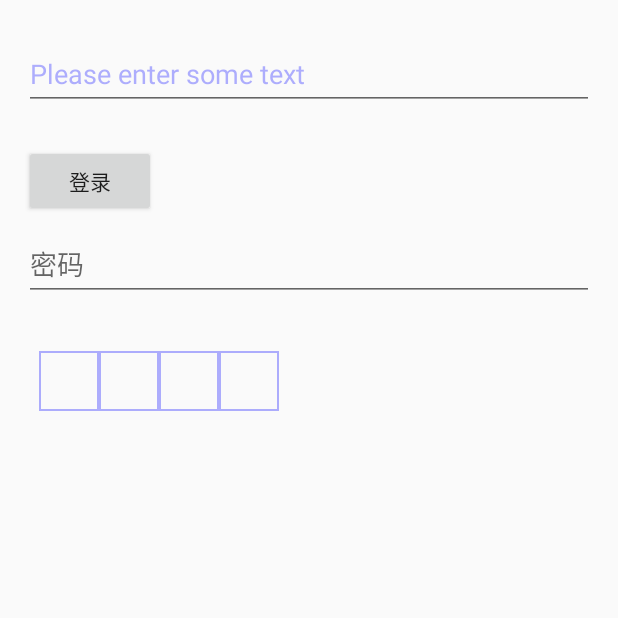
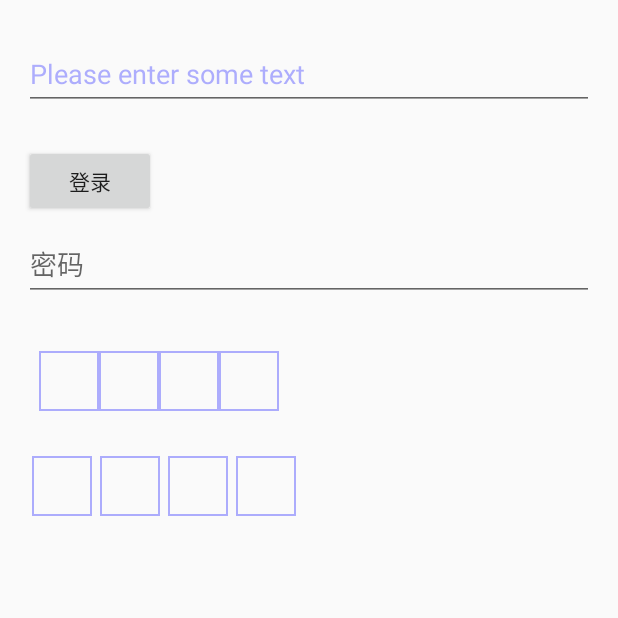
Before and after one commit to wang869755676/TextInputLayout-master, an Android app: the screen it shows after launch (MainActivity), on a phone screen of 412 x 824 dp, the top half of it. Run offline under Robolectric (Android 15) with nearby library versions, the phone set to English and light mode, and no system bars.

Commit message:
封装输入框

```diff
--- a/app/src/main/AndroidManifest.xml
+++ b/app/src/main/AndroidManifest.xml
@@ -10,7 +10,8 @@
         android:theme="@style/AppTheme">
         <activity
             android:name=".MainActivity"
-      android:label="@string/app_name">
+            android:label="@string/app_name"
+           >
             <intent-filter>
                 <action android:name="android.intent.action.MAIN" />
 
--- a/app/src/main/java/com/stylingandroid/textinputlayout/PasswordEditText.java
+++ b/app/src/main/java/com/stylingandroid/textinputlayout/PasswordEditText.java
@@ -1,7 +1,16 @@
 package com.stylingandroid.textinputlayout;
 
 import android.content.Context;
+import android.content.res.TypedArray;
+import android.text.Editable;
+import android.text.InputFilter;
+import android.text.InputType;
+import android.text.TextWatcher;
 import android.util.AttributeSet;
+import android.view.Gravity;
+import android.view.KeyEvent;
+import android.view.View;
+import android.widget.EditText;
 import android.widget.LinearLayout;
 
 /**
@@ -9,15 +18,117 @@ import android.widget.LinearLayout;
  */
 
 public class PasswordEditText extends LinearLayout {
+    private int num;
+    private int backDrawableRes;
+    private int width;
+    private int space;
+    private LinearLayout.LayoutParams params;
+    private EditText[] texts;
+
     public PasswordEditText(Context context) {
         super(context);
+        init(context, null);
     }
 
     public PasswordEditText(Context context, AttributeSet attrs, int defStyleAttr) {
         super(context, attrs, defStyleAttr);
+        init(context, attrs);
     }
 
     public PasswordEditText(Context context, AttributeSet attrs) {
         super(context, attrs);
+        init(context, attrs);
     }
+
+    private void init(Context context, AttributeSet attrs) {
+        if (attrs != null) {
+            TypedArray typedArray = context.obtainStyledAttributes(attrs, R.styleable.PasswordEditText);
+            backDrawableRes = typedArray.getResourceId(R.styleable.PasswordEditText_backDrawable, -1);
+            width = typedArray.getDimensionPixelSize(R.styleable.PasswordEditText_squareWidth, getResources().getDimensionPixelSize(R.dimen.default_width));
+            space = typedArray.getDimensionPixelSize(R.styleable.PasswordEditText_squareWidth, getResources().getDimensionPixelSize(R.dimen.default_space));
+            num = typedArray.getInteger(R.styleable.PasswordEditText_num, 4);
+            typedArray.recycle();
+
+        }
+        initView(context);
+    }
+
+    private void initView(Context context) {
+        EditText tempEditText = null;
+        texts = new EditText[num];
+        params = new LayoutParams(width, width);
+        for (int i = 0; i < num; i++) {
+            final int finalJ = i;
+            if (i > 0 && i < num - 1) {
+                params.leftMargin = space;
+            }
+            tempEditText = new EditText(context);
+            tempEditText.setLayoutParams(params);
+           // tempEditText.setCursorVisible(false);
+            tempEditText.setFilters(new InputFilter[]{new InputFilter.LengthFilter(1)}); //最大输入长度
+            tempEditText.setInputType(InputType.TYPE_CLASS_NUMBER);
+            if (backDrawableRes != -1) {
+                tempEditText.setBackgroundResource(backDrawableRes);
+            } else {
+                tempEditText.setBackgroundResource(R.drawable.line);
+            }
+
+            tempEditText.setGravity(Gravity.CENTER);
+            texts[i] = tempEditText;
+            texts[finalJ].addTextChangedListener(new TextWatcher() {
+                @Override
+                public void beforeTextChanged(CharSequence charSequence, int i, int i1, int i2) {
+
+                }
+
+                @Override
+                public void onTextChanged(CharSequence charSequence, int i, int i1, int i2) {
+
+                }
+
+                @Override
+                public void afterTextChanged(Editable editable) {
+                    if (editable.length() == 1 && finalJ < num - 1 && texts[finalJ + 1] != null) {
+                        texts[finalJ + 1].setFocusable(true);
+                        texts[finalJ + 1].setFocusableInTouchMode(true);
+                        texts[finalJ + 1].requestFocus();
+                    } else if (editable.length() == 0 && finalJ > 0 && texts[finalJ - 1] != null) {
+                        texts[finalJ - 1].setFocusable(true);
+                        texts[finalJ - 1].setFocusableInTouchMode(true);
+                        texts[finalJ - 1].requestFocus();
+                    }
+                }
+            });
+
+            texts[finalJ].setOnKeyListener(new View.OnKeyListener() {
+                @Override
+                public boolean onKey(View view, int keyCode, KeyEvent keyEvent) {
+                    if (keyCode == KeyEvent.KEYCODE_DEL) {
+                        if (texts[finalJ].getText().length() == 0 && finalJ > 0 && texts[finalJ - 1] != null) {
+                            texts[finalJ - 1].setFocusable(true);
+                            texts[finalJ - 1].setFocusableInTouchMode(true);
+                            texts[finalJ - 1].requestFocus();
+                            texts[finalJ - 1].setText("");
+                        }
+                    }
+                    return false;
+                }
+            });
+            if (finalJ == 0) {
+                texts[finalJ ].setFocusable(true);
+                texts[finalJ ].setFocusableInTouchMode(true);
+                texts[finalJ ].requestFocus();
+            }
+            addView(texts[finalJ]);
+        }
+    }
+
+    public String getText() {
+        StringBuilder stringBuilder = new StringBuilder();
+        for (int i = 0; i < num; i++) {
+            stringBuilder.append(texts[i].getText().toString());
+        }
+        return stringBuilder.toString();
+    }
+
 }
--- a/app/src/main/res/layout/activity_main.xml
+++ b/app/src/main/res/layout/activity_main.xml
@@ -27,10 +27,10 @@
         app:errorTextAppearance="@style/ErrorText">
 
         <com.stylingandroid.textinputlayout.ClearEditText
-            android:gravity="center_vertical"
             android:id="@+id/edit_text"
             android:layout_width="match_parent"
             android:layout_height="wrap_content"
+            android:gravity="center_vertical"
             android:imeOptions="actionGo"
             android:inputType="text"
             android:singleLine="true" />
@@ -38,21 +38,21 @@
     </android.support.design.widget.TextInputLayout>
 
     <Button
+        android:layout_width="wrap_content"
+        android:layout_height="wrap_content"
+        android:layout_alignParentBottom="true"
         android:onClick="btn"
-        android:text="登录"
-      android:layout_alignParentBottom="true"
-        android:layout_width="wrap_content"
-        android:layout_height="wrap_content" />
+        android:text="登录" />
 
     <android.support.design.widget.TextInputLayout
         android:id="@+id/text_input_layout1"
         android:layout_width="match_parent"
         android:layout_height="wrap_content"
+        android:layout_alignParentLeft="true"
+        android:layout_alignParentStart="true"
+        android:layout_below="@+id/text_input_layout"
         app:errorEnabled="true"
-        app:errorTextAppearance="@style/ErrorText"
-        android:layout_below="@+id/text_input_layout"
-        android:layout_alignParentLeft="true"
-        android:layout_alignParentStart="true">
+        app:errorTextAppearance="@style/ErrorText">
 
         <EditText
             android:id="@+id/edit_text1"
@@ -63,39 +63,51 @@
             android:singleLine="true" />
 
     </android.support.design.widget.TextInputLayout>
+
     <LinearLayout
         android:id="@+id/ll"
-        android:padding="10dp"
         android:layout_width="match_parent"
-        android:layout_height="wrap_content">
+        android:layout_height="wrap_content"
+        android:padding="10dp">
+
         <EditText
+            android:layout_width="40dp"
+            android:layout_height="40dp"
+            android:background="@drawable/line"
             android:gravity="center"
+            android:inputType="number"
+            android:maxLength="1" />
+
+        <EditText
+            android:layout_width="40dp"
+            android:layout_height="40dp"
             android:background="@drawable/line"
-            android:maxLength="1"
+            android:gravity="center"
             android:inputType="number"
+            android:maxLength="1" />
+
+        <EditText
             android:layout_width="40dp"
-            android:layout_height="40dp" />
+            android:layout_height="40dp"
+            android:background="@drawable/line"
+            android:gravity="center"
+            android:inputType="number"
+            android:maxLength="1" />
+
         <EditText
+            android:layout_width="40dp"
+            android:layout_height="40dp"
+            android:background="@drawable/line"
             android:gravity="center"
-            android:background="@drawable/line"
-            android:maxLength="1"
             android:inputType="number"
-            android:layout_width="40dp"
-            android:layout_height="40dp" />
-        <EditText
-            android:gravity="center"
-            android:background="@drawable/line"
-            android:maxLength="1"
-            android:inputType="number"
-            android:layout_width="40dp"
-            android:layout_height="40dp" />
-        <EditText
-            android:gravity="center"
-            android:background="@drawable/line"
-            android:maxLength="1"
-            android:inputType="number"
-            android:layout_width="40dp"
-            android:layout_height="40dp" />
+            android:maxLength="1" />
     </LinearLayout>
 
+    <com.stylingandroid.textinputlayout.PasswordEditText
+        android:layout_marginTop="20dp"
+        android:layout_width="wrap_content"
+        android:layout_height="wrap_content">
+
+    </com.stylingandroid.textinputlayout.PasswordEditText>
+
 </LinearLayout>
--- a/app/src/main/res/values/dimens.xml
+++ b/app/src/main/res/values/dimens.xml
@@ -2,4 +2,6 @@
   <!-- Default screen margins, per the Android Design guidelines. -->
   <dimen name="activity_horizontal_margin">16dp</dimen>
   <dimen name="activity_vertical_margin">16dp</dimen>
+  <dimen name="default_width">40dp</dimen>
+  <dimen name="default_space">5dp</dimen>
 </resources>
```
Also changed, not shown: app/src/main/res/values/attrs.xml (added, +9 -0 lines). Lines whose indentation alone changed are shown as unchanged.
